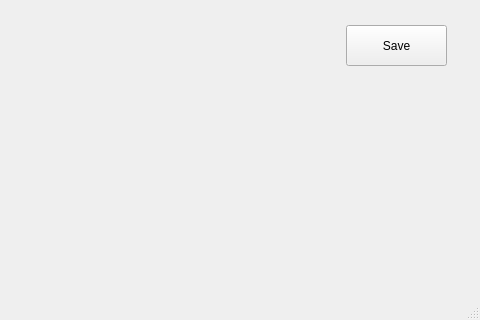
First picture: the form in mainwindow.ui, repository novice0910/cutScreenComMsg, before the edit; both pictures show x 194 to 674 and y 132 to 452 of the 674 by 452 pixel window.
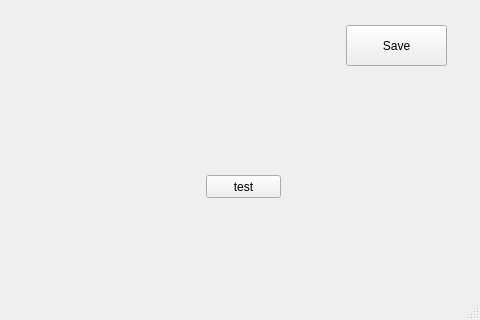
Second picture: the form after the edit.

```diff
--- a/mainwindow.ui
+++ b/mainwindow.ui
@@ -111,6 +111,19 @@
      </property>
     </widget>
    </widget>
+   <widget class="QPushButton" name="pushButton">
+    <property name="geometry">
+     <rect>
+      <x>400</x>
+      <y>290</y>
+      <width>75</width>
+      <height>23</height>
+     </rect>
+    </property>
+    <property name="text">
+     <string>test</string>
+    </property>
+   </widget>
   </widget>
   <widget class="QMenuBar" name="menuBar">
    <property name="geometry">
```
